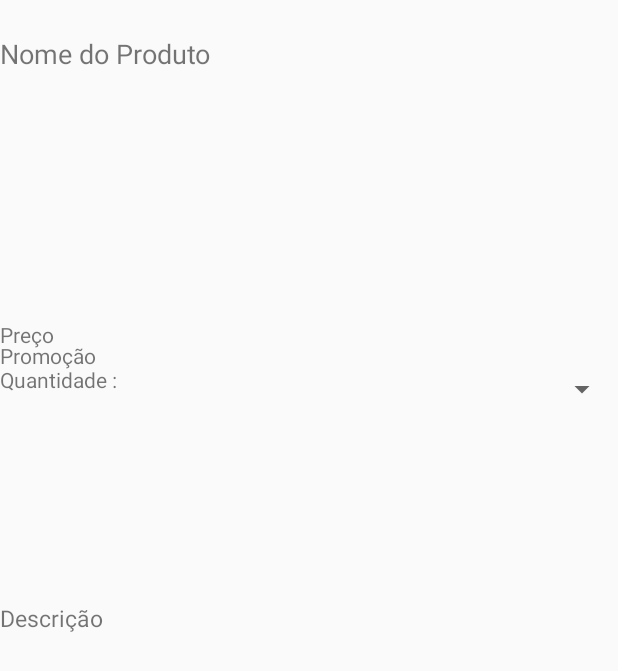
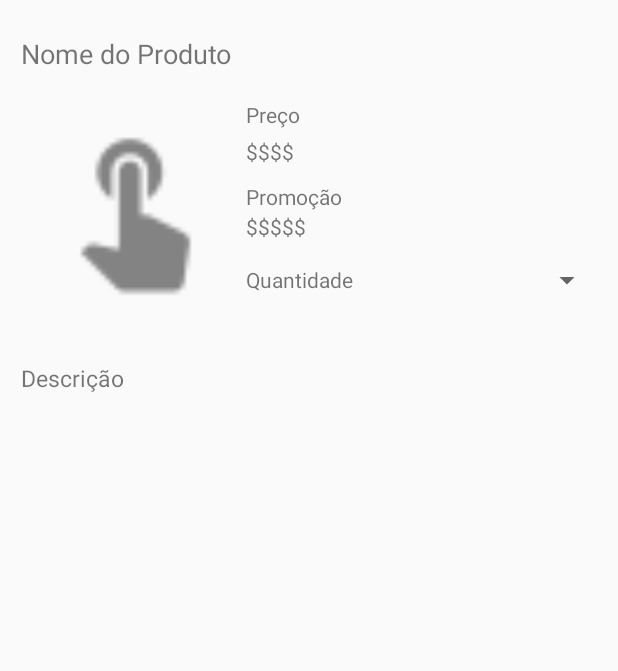
Before and after one commit to ProjIntegrador/android-hippo, an Android app: the layout activity_descricao_produto.xml on its own in the app's theme, with its tools: preview values and no code run, on a phone screen of 412 x 824 dp. Shown: the top 671 px of the screen. Run offline under Robolectric (Android 15) with nearby library versions, the phone set to English and light mode, and no system bars.

Commit message:
Ajustes finais no Layout de Detalhe Produto, e adequações iniciais para consumo do WS de detalhes do produto.

```diff
--- a/app/build.gradle
+++ b/app/build.gradle
@@ -27,5 +27,7 @@ dependencies {
     /* compile 'com.android.support:appcompat-v7:22.0.1' */
     compile 'com.android.support:appcompat-v7:25.3.1'
     compile 'com.android.support.constraint:constraint-layout:1.0.2'
+    compile 'com.squareup.retrofit2:retrofit:2.2.0'
+    compile 'com.squareup.retrofit2:converter-gson:2.0.2'
     testCompile 'junit:junit:4.12'
 }
--- a/app/src/main/res/layout/activity_descricao_produto.xml
+++ b/app/src/main/res/layout/activity_descricao_produto.xml
@@ -17,83 +17,110 @@
         android:text="@string/tv_nome_do_produto"
         android:textSize="18sp"
         android:layout_alignParentTop="true"
-        android:layout_centerHorizontal="true" />
+        android:layout_alignStart="@+id/imagem" />
 
     <ImageView
         android:id="@+id/imagem"
         android:layout_width="150dp"
         android:layout_height="150dp"
         android:layout_marginRight="10dp"
+        android:src="@drawable/ic_no_image"
         android:contentDescription="Imagem do Produto"
-        android:layout_marginStart="45dp"
-        android:layout_marginTop="15dp"
+        android:layout_marginTop="13dp"
         android:layout_below="@+id/nomeProduto"
-        android:layout_alignParentStart="true" />
+        android:layout_alignParentStart="true"
+        android:layout_marginStart="14dp" />
 
     <RelativeLayout
 
         android:id="@+id/pricingSection"
         android:layout_width="match_parent"
-        android:layout_height="wrap_content"
+        android:layout_height="match_parent"
         android:orientation="vertical"
-        android:layout_below="@+id/imagem"
-        android:layout_alignParentStart="true">
+        android:layout_toEndOf="@+id/imagem"
+        android:layout_alignTop="@+id/imagem"
+        android:layout_marginEnd="10dp"
+        android:layout_above="@+id/infoSection">
+
+        <TextView
+            android:id="@+id/lbl_precProduto"
+            android:layout_width="match_parent"
+            android:layout_height="wrap_content"
+            android:layout_marginTop="5dp"
+            android:text="Preço"
+            android:layout_alignParentStart="true" />
 
         <TextView
             android:id="@+id/precProduto"
             android:layout_width="match_parent"
             android:layout_height="wrap_content"
-            android:text="Preço"
+            android:layout_marginTop="30dp"
+            android:layout_toEndOf="@+id/lbl_precProduto"
+            android:text="$$$$"
+            android:layout_alignParentStart="true" />
+
+        <TextView
+            android:id="@+id/lbl_descontoPromocao"
+            android:layout_width="match_parent"
+            android:layout_height="wrap_content"
+            android:layout_marginTop="60dp"
+            android:text="Promoção"
             android:layout_alignParentStart="true" />
 
         <TextView
             android:id="@+id/descontoPromocao"
             android:layout_width="match_parent"
             android:layout_height="wrap_content"
-            android:text="Promoção"
-            android:layout_marginTop="14dp"
+            android:text="$$$$$"
+            android:layout_toEndOf="@+id/lbl_descontoPromocao"
+            android:layout_marginTop="80sp"
             android:layout_alignParentTop="true"
             android:layout_alignParentStart="true" />
 
         <TextView
-            android:id="@+id/descontoPromocao2"
+            android:id="@+id/lbl_quantidade"
             android:layout_width="match_parent"
             android:layout_height="wrap_content"
-            android:text="Quantidade : "
-            android:layout_marginTop="30dp"
+            android:layout_toEndOf="@+id/descontoPromocao"
+            android:text="Quantidade "
+            android:layout_marginTop="115dp"
             android:layout_alignParentTop="true"
             android:layout_alignParentStart="true" />
 
         <Spinner
-            android:id="@+id/spinner"
+            android:id="@+id/spin_qtd"
             android:layout_width="match_parent"
             android:layout_height="wrap_content"
+            android:layout_alignBottom="@+id/lbl_quantidade"
             android:layout_alignParentTop="true"
-            android:layout_marginTop="34dp" />
+            android:layout_marginTop="115dp" />
 
     </RelativeLayout>
 
     <LinearLayout
         android:id="@+id/infoSection"
         android:layout_width="match_parent"
-        android:layout_height="wrap_content"
+        android:layout_height="185sp"
         android:orientation="vertical"
         android:layout_below="@+id/imagem"
-        android:layout_centerHorizontal="true"
-        android:layout_marginTop="45dp"
-        android:weightSum="1">
-
-    </LinearLayout>
+        android:layout_marginTop="30dp"
+        android:weightSum="1"
+        android:layout_alignStart="@+id/imagem"
+        android:layout_alignEnd="@+id/pricingSection">
 
 
     <TextView
         android:id="@+id/descProduto"
         android:layout_width="match_parent"
-        android:layout_height="wrap_content"
-        android:layout_weight="1.52"
+        android:layout_height="match_parent"
         android:text="Descrição"
         android:textSize="15sp"
-        android:layout_centerVertical="true"
-        android:layout_alignParentStart="true" />
+        android:layout_marginEnd="10dp"
+        android:layout_below="@+id/infoSection"
+        android:layout_alignStart="@+id/imagem" />
+
+
+    </LinearLayout>
+
 
 </RelativeLayout>
```
Also changed, not shown: app/src/main/java/br/com/enforce/hippov1/DescricaoProduto.java (+64 -0 lines), app/src/main/java/br/com/enforce/hippov1/rest/CategoriaRest.java (added, +22 -0 lines), app/src/main/java/br/com/enforce/hippov1/rest/HippoServices.java (added, +13 -0 lines), app/src/main/java/br/com/enforce/hippov1/rest/ProdutoRest.java (added, +103 -0 lines), app/src/main/res/drawable-hdpi/ic_no_image.png (added), app/src/main/res/drawable-mdpi/ic_no_image.png (added), app/src/main/res/drawable-xhdpi/ic_no_image.png (added), app/src/main/res/drawable-xxhdpi/ic_no_image.png (added).
